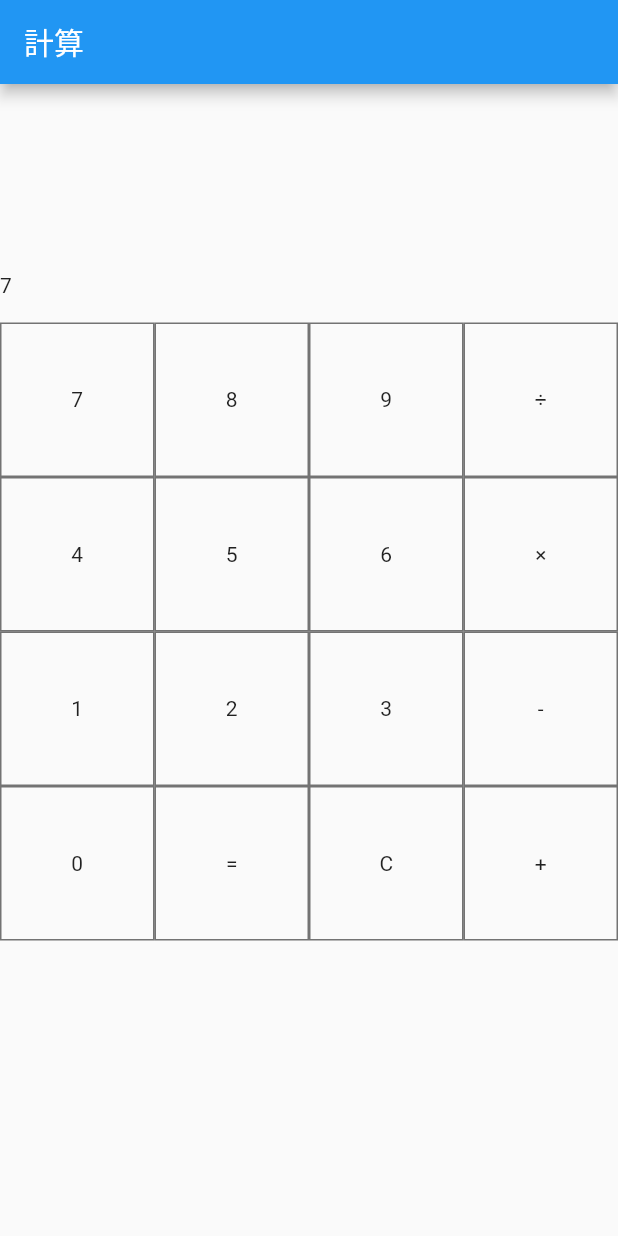
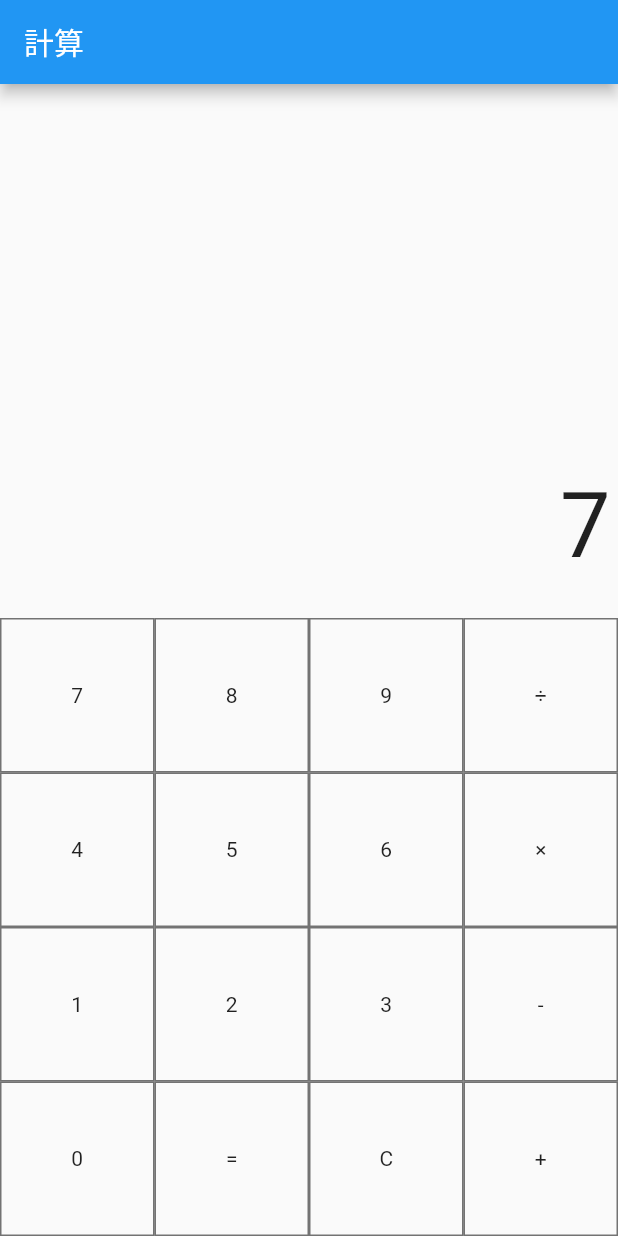
Before and after one commit to chouette11/calculate, a Flutter app: the screen it shows after launch, after a tap on an icon or button, on a phone screen of 412 x 824 dp. Run offline on Flutter 3.47's test engine with Material 2 defaults, Android fonts, the phone set to English and light mode, and no system bars.

Commit message:
nomal calculate

```diff
--- a/lib/main.dart
+++ b/lib/main.dart
@@ -33,9 +33,9 @@ class MyHomePage extends StatelessWidget {
         title: Text("計算"),
       ),
       body: Column(
-        mainAxisAlignment: MainAxisAlignment.center,
+        mainAxisAlignment: MainAxisAlignment.end,
         children: <Widget>[
-          Textfield(),
+          ResultField(),
           ButtonsField(),
         ],
       ),
@@ -43,18 +43,39 @@ class MyHomePage extends StatelessWidget {
   }
 }
 
-class Textfield extends StatelessWidget {
+class ResultField extends StatelessWidget {
   @override
   Widget build(BuildContext context) {
     return Consumer<Calculate1>(builder: (context, model, child) {
       double screenSizeWidth = MediaQuery.of(context).size.width;
       return Container(
+        margin: EdgeInsets.only(right: 5),
         width: screenSizeWidth,
-        height: 50,
-        child: Row(
-          mainAxisAlignment: MainAxisAlignment.start,
+        height: 120,
+        child: Column(
           children: [
-            Text("${model.result}"),
+            Row(
+              mainAxisAlignment: MainAxisAlignment.end,
+              children: [
+                Text(
+                  "${model.operator}",
+                  style: TextStyle(
+                    fontSize: 20,
+                  ),
+                ),
+              ],
+            ),
+            Row(
+              mainAxisAlignment: MainAxisAlignment.end,
+              children: [
+                Text(
+                  "${model.result}",
+                  style:TextStyle(
+                    fontSize: 60,
+                  ),
+                ),
+              ],
+            ),
           ],
         ),
       );
@@ -67,12 +88,13 @@ class ButtonsField extends StatelessWidget {
   Widget build(BuildContext context) {
     double screenSizeWidth = MediaQuery.of(context).size.width;
     return Container(
-      width: 500,
-      height: 500,
+      width: screenSizeWidth,
+      height: screenSizeWidth,
       child: GridView.count(
           crossAxisCount: 4,
-          children: numbers.map((e) => GridTile(
-            child: Button(num: e["num"]!),
+          children: ["7","8","9","÷","4","5","6","×","1","2","3","-","0","=","C","+",]
+              .map((e) => GridTile(
+            child: Button(num: e),
           ),
           ).toList()
       ),
@@ -93,7 +115,7 @@ class Button extends StatelessWidget {
         },
         child: Container(
           decoration: BoxDecoration(
-            border: Border.all(color: Colors.black54,width: 1)
+              border: Border.all(color: Colors.black54,width: 1)
           ),
           child: Center(
             child: Text(
--- a/lib/provider.dart
+++ b/lib/provider.dart
@@ -16,6 +16,7 @@ class Calculate1 extends ChangeNotifier {
     }
     if (number == "C") {
       check == false ? result = "" : rigidResult = "";
+      operator = "";
       notifyListeners();
     }
     if (number == "+" || number == "-" || number == "÷" || number == "×") {
@@ -27,15 +28,19 @@ class Calculate1 extends ChangeNotifier {
     if (number == "=") {
       if (operator == "+"){
         result = (int.parse(result) + int.parse(results)).toString();
+        operator = "";
         notifyListeners();
       } else if (operator == "-"){
         result = (int.parse(results) - int.parse(result)).toString();
+        operator = "";
         notifyListeners();
       } else if (operator == "×"){
         result = (int.parse(result) * int.parse(results)).toString();
+        operator = "";
         notifyListeners();
       } else if (operator == "÷"){
         result = (int.parse(results) / int.parse(result)).toString();
+        operator = "";
         notifyListeners();
       }
     }
```
